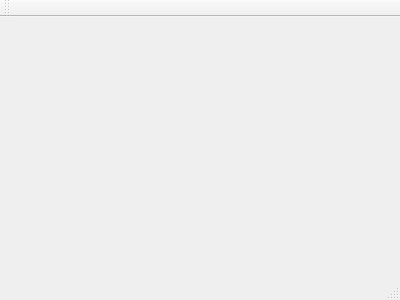
Qt form obj10_QtEvent/mainwindow.ui (tianma2000/Study_Qt) before a commit.
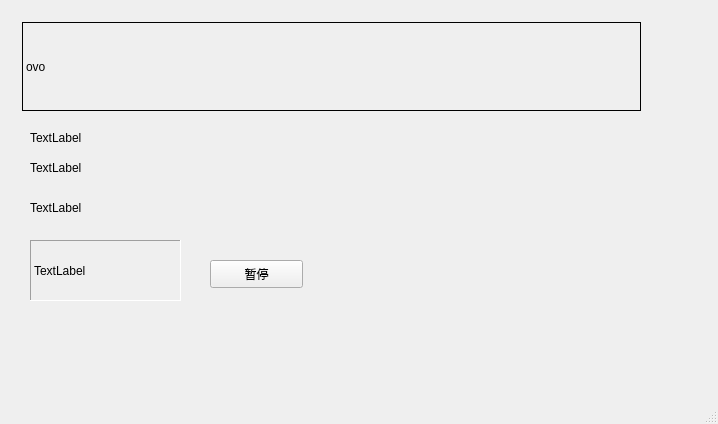
The same form after that commit. Custom widgets are drawn as their Qt base class.

```diff
--- a/obj10_QtEvent/mainwindow.ui
+++ b/obj10_QtEvent/mainwindow.ui
@@ -6,41 +6,118 @@
    <rect>
     <x>0</x>
     <y>0</y>
-    <width>400</width>
-    <height>300</height>
+    <width>718</width>
+    <height>424</height>
    </rect>
   </property>
   <property name="windowTitle">
    <string>MainWindow</string>
   </property>
   <widget class="QWidget" name="centralWidget">
-   <layout class="QHBoxLayout" name="horizontalLayout">
-    <item>
-     <widget class="QWidget" name="widget" native="true"/>
-    </item>
-   </layout>
-  </widget>
-  <widget class="QMenuBar" name="menuBar">
-   <property name="geometry">
-    <rect>
-     <x>0</x>
-     <y>0</y>
-     <width>400</width>
-     <height>26</height>
-    </rect>
-   </property>
-  </widget>
-  <widget class="QToolBar" name="mainToolBar">
-   <attribute name="toolBarArea">
-    <enum>TopToolBarArea</enum>
-   </attribute>
-   <attribute name="toolBarBreak">
-    <bool>false</bool>
-   </attribute>
+   <widget class="QWidget" name="widget" native="true">
+    <property name="geometry">
+     <rect>
+      <x>11</x>
+      <y>11</y>
+      <width>641</width>
+      <height>111</height>
+     </rect>
+    </property>
+    <layout class="QGridLayout" name="gridLayout_2">
+     <item row="0" column="0" rowspan="2" colspan="2">
+      <widget class="myLabel" name="label">
+       <property name="frameShape">
+        <enum>QFrame::Box</enum>
+       </property>
+       <property name="text">
+        <string>ovo</string>
+       </property>
+      </widget>
+     </item>
+    </layout>
+   </widget>
+   <widget class="QLabel" name="label_2">
+    <property name="geometry">
+     <rect>
+      <x>30</x>
+      <y>130</y>
+      <width>72</width>
+      <height>15</height>
+     </rect>
+    </property>
+    <property name="text">
+     <string>TextLabel</string>
+    </property>
+   </widget>
+   <widget class="QLabel" name="label_3">
+    <property name="geometry">
+     <rect>
+      <x>30</x>
+      <y>160</y>
+      <width>72</width>
+      <height>15</height>
+     </rect>
+    </property>
+    <property name="text">
+     <string>TextLabel</string>
+    </property>
+   </widget>
+   <widget class="QLabel" name="label_4">
+    <property name="geometry">
+     <rect>
+      <x>30</x>
+      <y>200</y>
+      <width>72</width>
+      <height>15</height>
+     </rect>
+    </property>
+    <property name="text">
+     <string>TextLabel</string>
+    </property>
+   </widget>
+   <widget class="QLabel" name="label_5">
+    <property name="geometry">
+     <rect>
+      <x>30</x>
+      <y>240</y>
+      <width>151</width>
+      <height>61</height>
+     </rect>
+    </property>
+    <property name="frameShape">
+     <enum>QFrame::Panel</enum>
+    </property>
+    <property name="frameShadow">
+     <enum>QFrame::Sunken</enum>
+    </property>
+    <property name="text">
+     <string>TextLabel</string>
+    </property>
+   </widget>
+   <widget class="QPushButton" name="btnstop">
+    <property name="geometry">
+     <rect>
+      <x>210</x>
+      <y>260</y>
+      <width>93</width>
+      <height>28</height>
+     </rect>
+    </property>
+    <property name="text">
+     <string>暂停</string>
+    </property>
+   </widget>
   </widget>
   <widget class="QStatusBar" name="statusBar"/>
  </widget>
  <layoutdefault spacing="6" margin="11"/>
+ <customwidgets>
+  <customwidget>
+   <class>myLabel</class>
+   <extends>QLabel</extends>
+   <header>mylabel.h</header>
+  </customwidget>
+ </customwidgets>
  <resources/>
  <connections/>
 </ui>
```
